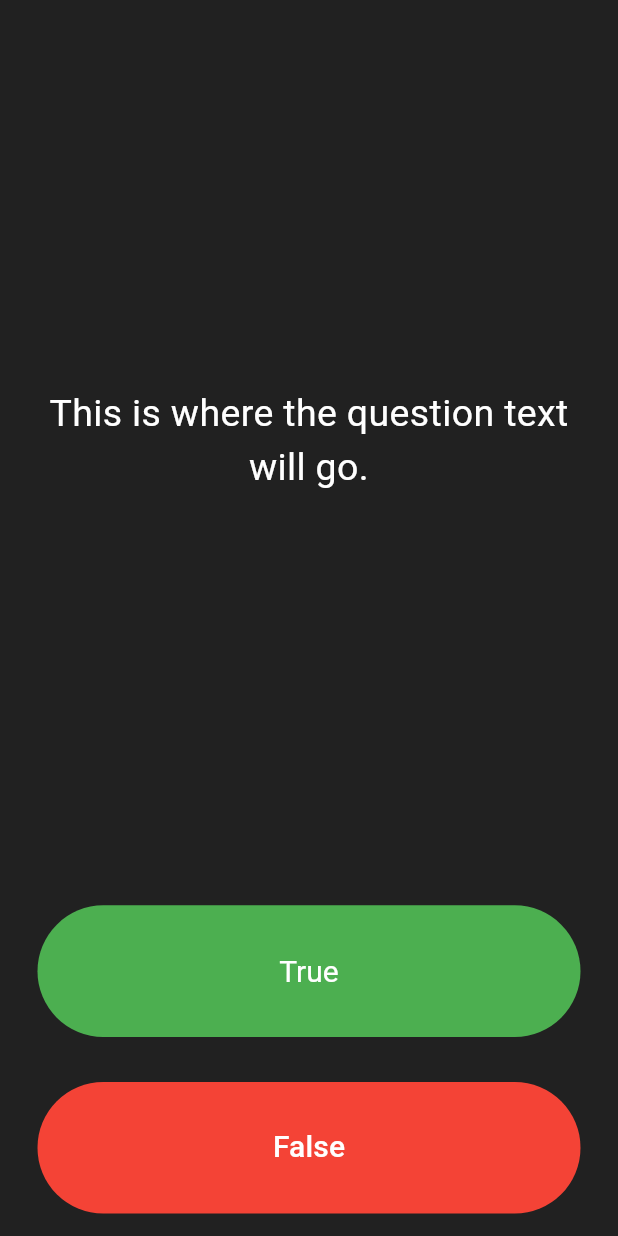
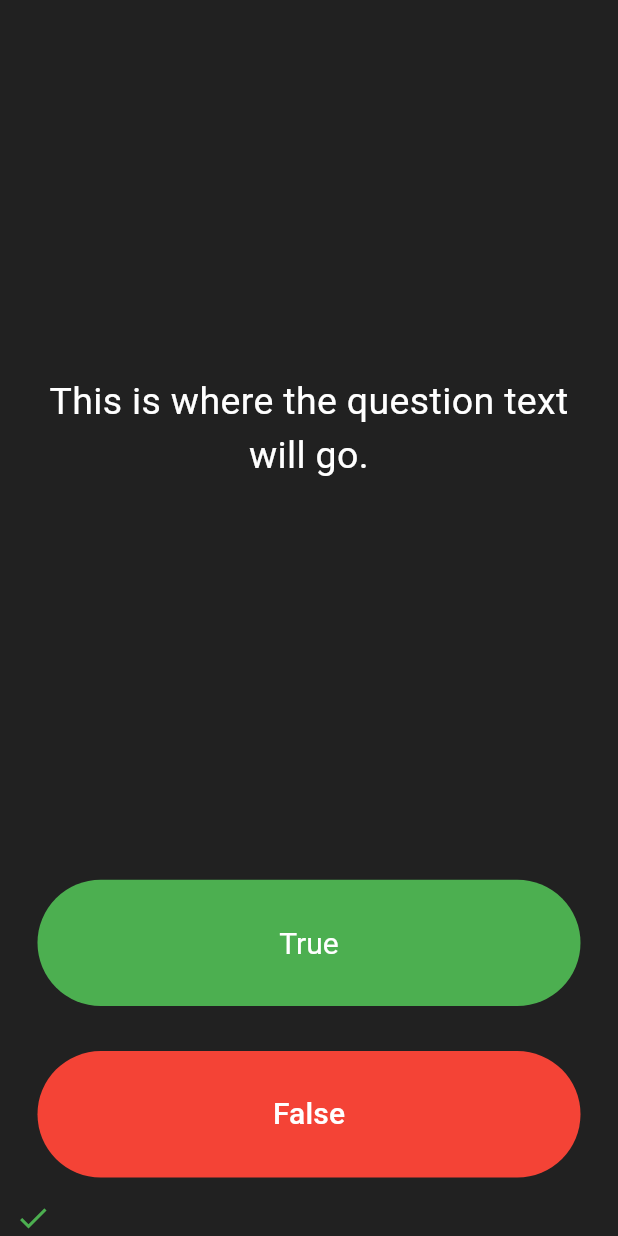
Before and after one commit to thisaraganhewa/quiz_app, a Flutter app: the screen it shows after launch, after a tap on "True", on a phone screen of 412 x 824 dp. Run offline on Flutter 3.47's test engine with Material 3 defaults, Android fonts, the phone set to English and light mode, and no system bars.

Commit message:
added icon list to display score

```diff
--- a/lib/main.dart
+++ b/lib/main.dart
@@ -29,6 +29,9 @@ class QuizPage extends StatefulWidget {
 }
 
 class _QuizPageState extends State<QuizPage> {
+
+  List<Icon> scoreKeeper = [];
+
   @override
   Widget build(BuildContext context) {
     return Column(
@@ -55,6 +58,7 @@ class _QuizPageState extends State<QuizPage> {
           child: Padding(
             padding: const EdgeInsets.all(15.0),
             child: TextButton(
+
               style: const ButtonStyle(
                 backgroundColor: WidgetStatePropertyAll<Color>(Colors.green),
                 textStyle: WidgetStatePropertyAll<TextStyle>(
@@ -71,7 +75,12 @@ class _QuizPageState extends State<QuizPage> {
                 ),
               ),
               onPressed: () {
-                //The user picked true.
+                setState(() {
+                  scoreKeeper.add(const Icon(
+                    Icons.check,
+                    color: Colors.green,
+                  ),);
+                });
               },
             ),
           ),
@@ -91,12 +100,19 @@ class _QuizPageState extends State<QuizPage> {
                 ),
               ),
               onPressed: () {
-                //The user picked false.
+                setState(() {
+                  scoreKeeper.add(const Icon(
+                    Icons.close,
+                    color: Colors.red,
+                  ),);
+                });
               },
             ),
           ),
         ),
-        //TODO: Add a Row here as your score keeper
+        Row(
+          children: scoreKeeper,
+        ),
       ],
     );
   }
```
